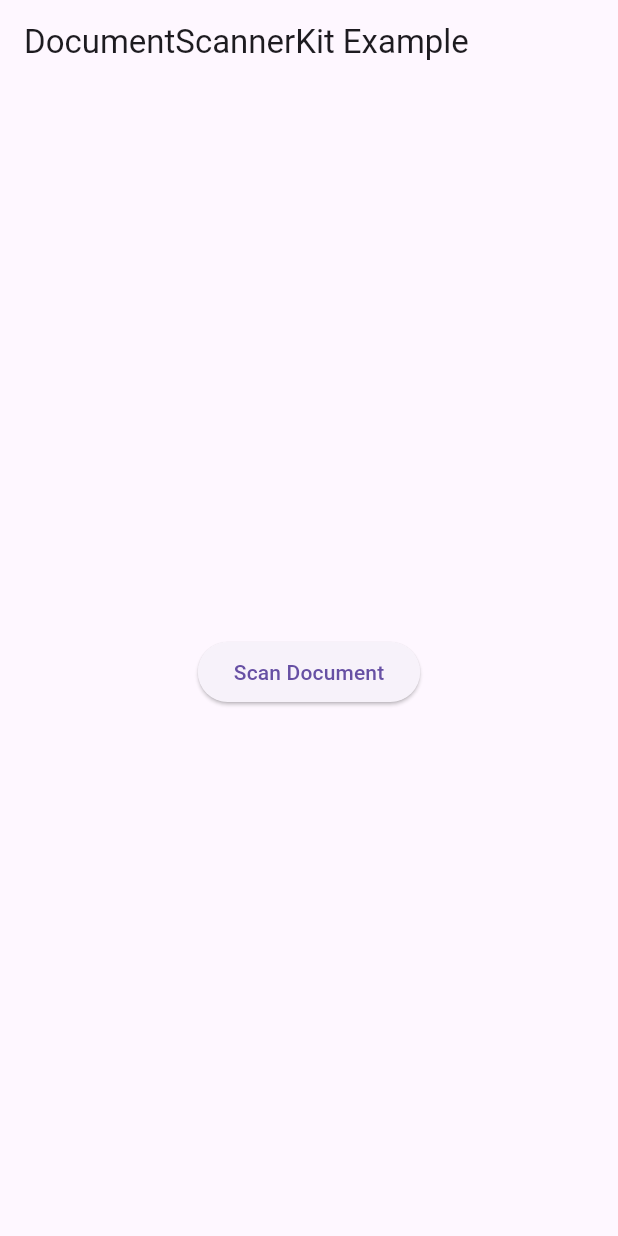
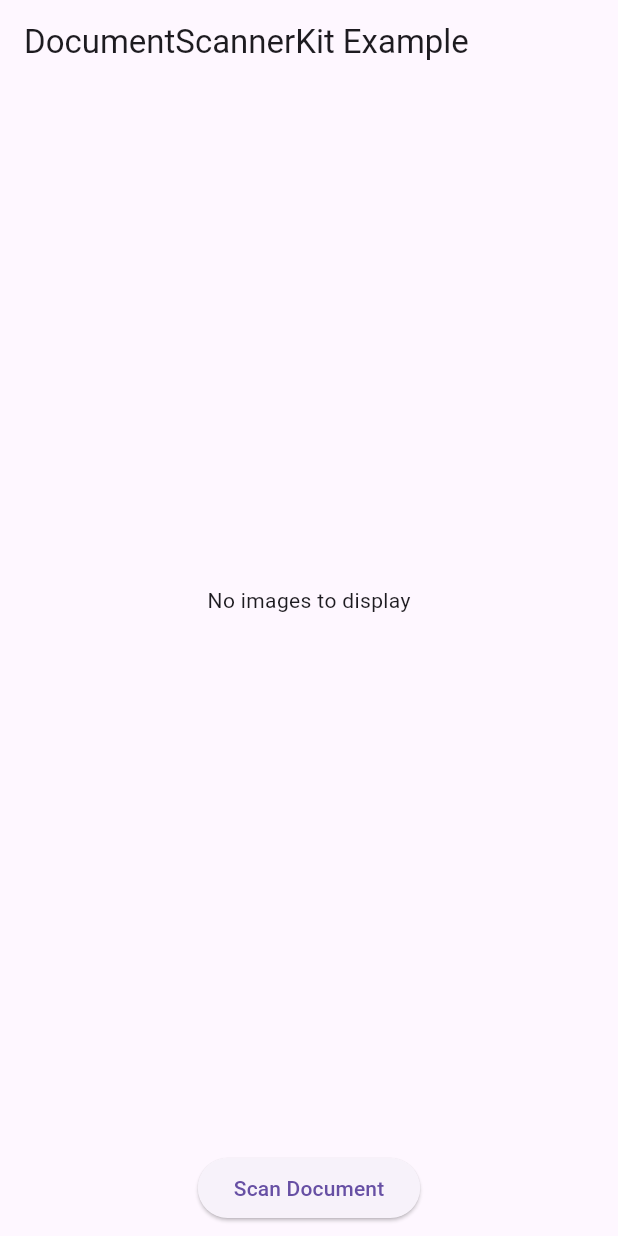
Before and after one commit to talha-ashraf-brainx/document_scanner_kit, a Flutter app: the screen it shows after launch, after a tap on "Scan Document", on a phone screen of 412 x 824 dp. Run offline on Flutter 3.47's test engine with Material 3 defaults, Android fonts, the phone set to English and light mode, and no system bars; our stand-ins replace plugin_platform_interface; missing offline and left inert: fluttium.

Commit message:
feat:Implemented state management to persist scanned documents and ui fixed (#7)
Co-authored-by: Ceren Canbaz <c.canbaz@digitastic.app>

```diff
--- a/document_scanner_kit/example/lib/main.dart
+++ b/document_scanner_kit/example/lib/main.dart
@@ -22,33 +22,48 @@ class HomePage extends StatefulWidget {
 }
 
 class _HomePageState extends State<HomePage> {
-  List<String>? _scannedImages;
+  List<String> _scannedImages = [];
 
   @override
   Widget build(BuildContext context) {
     return Scaffold(
       appBar: AppBar(title: const Text('DocumentScannerKit Example')),
       body: Center(
-        child: SingleChildScrollView(
         child: Column(
-            mainAxisAlignment: MainAxisAlignment.center,
-            mainAxisSize: MainAxisSize.min,
           children: [
-              if (_scannedImages == null)
-                const SizedBox.shrink()
-              else
-                Column(
-                  children: [
-                    for (final path in _scannedImages!) Image.file(File(path)),
-                  ],
+            Expanded(
+              child: _scannedImages.isEmpty
+                  ? const Center(child: Text('No images to display'))
+                  : GridView.builder(
+                      gridDelegate:
+                          const SliverGridDelegateWithFixedCrossAxisCount(
+                        crossAxisCount: 3,
+                        crossAxisSpacing: 8,
+                        mainAxisSpacing: 8,
+                      ),
+                      padding: const EdgeInsets.all(8),
+                      itemCount: _scannedImages.length,
+                      itemBuilder: (context, index) {
+                        return Image.file(
+                          File(_scannedImages[index]),
+                          fit: BoxFit.cover,
+                        );
+                      },
+                    ),
             ),
             const SizedBox(height: 16),
-              ElevatedButton(
+            Padding(
+              padding: const EdgeInsets.all(8.0),
+              child: ElevatedButton(
                 onPressed: () async {
                   if (!context.mounted) return;
                   try {
                     final result = await scan();
-                      setState(() => _scannedImages = result);
+                    if (result != null) {
+                      setState(() {
+                        _scannedImages.addAll(result);
+                      });
+                    }
                   } catch (error) {
                     if (!context.mounted) return;
                     ScaffoldMessenger.of(context).showSnackBar(
@@ -59,9 +74,10 @@ class _HomePageState extends State<HomePage> {
                     );
                   }
                 },
-                  child: const Text('Scan Document')),
+                child: Text('Scan Document'),
+              ),
+            ),
           ],
-          ),
         ),
       ),
     );
```
Lines whose indentation alone changed are shown as unchanged.
